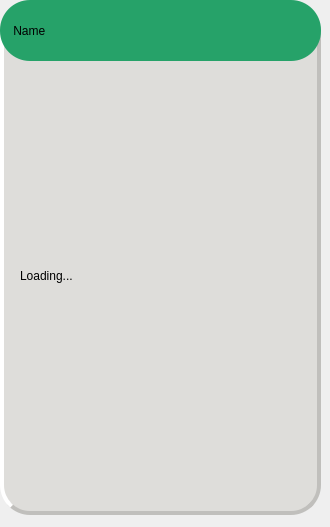
Above: apps/hpowerV2readvalues/widgets/hp_widget_generic_infostring.ui from GiovanniRaseraF/santoka_qt before the change. Below: the same form after it.
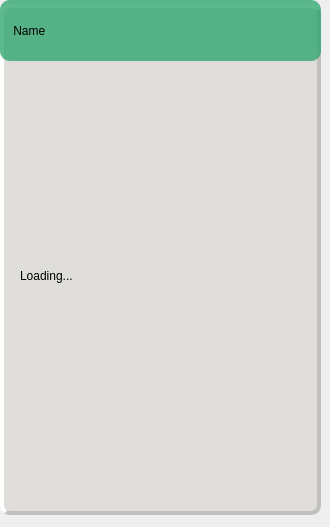
That is the form after the change.

What changed in the file:
```diff
--- a/apps/hpowerV2readvalues/widgets/hp_widget_generic_infostring.ui
+++ b/apps/hpowerV2readvalues/widgets/hp_widget_generic_infostring.ui
@@ -34,7 +34,7 @@
     <property name="styleSheet">
      <string notr="true">border-color: rgb(192, 191, 188);
  border-style: outset;
-border-radius: 30px;
+border-radius: 10px;
 background-color: rgb(222, 221, 218);
  border-width: 4px;
 </string>
@@ -55,8 +55,8 @@
     <property name="styleSheet">
      <string notr="true">font: 20pt &quot;Ubuntu&quot;;
 color: rgb(0,0,0);
-background-color: rgb(38, 162, 105);
-border-radius: 30px;
+background-color: rgba(38, 162, 105, 190);
+border-radius: 10px;
 </string>
     </property>
     <property name="text">
```
